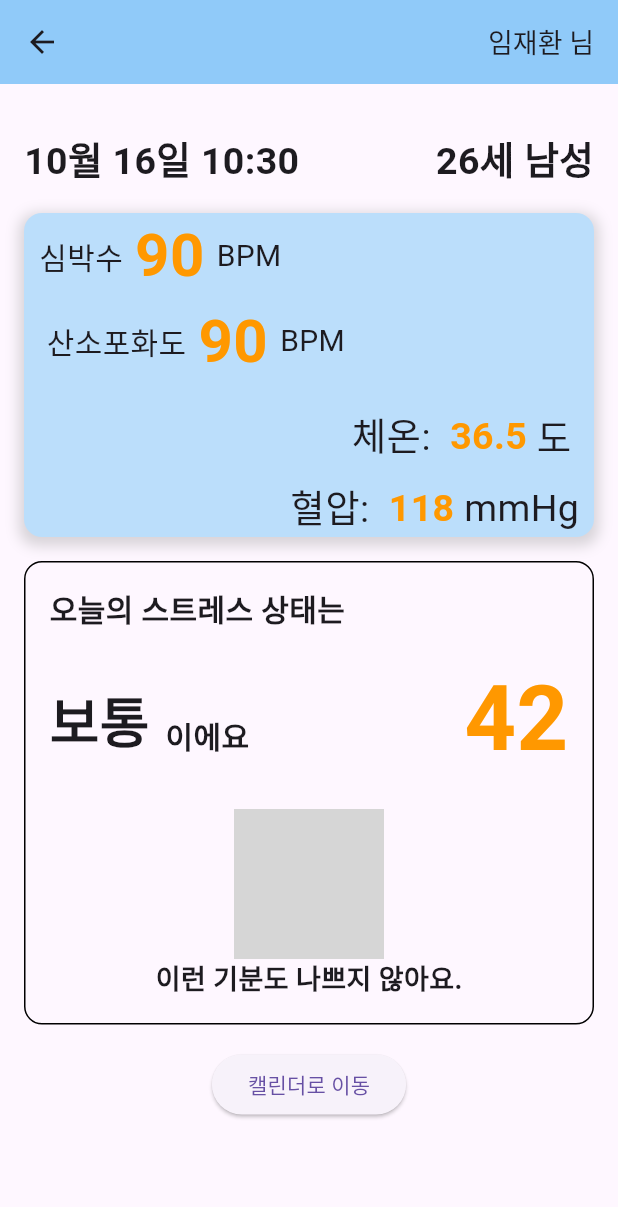
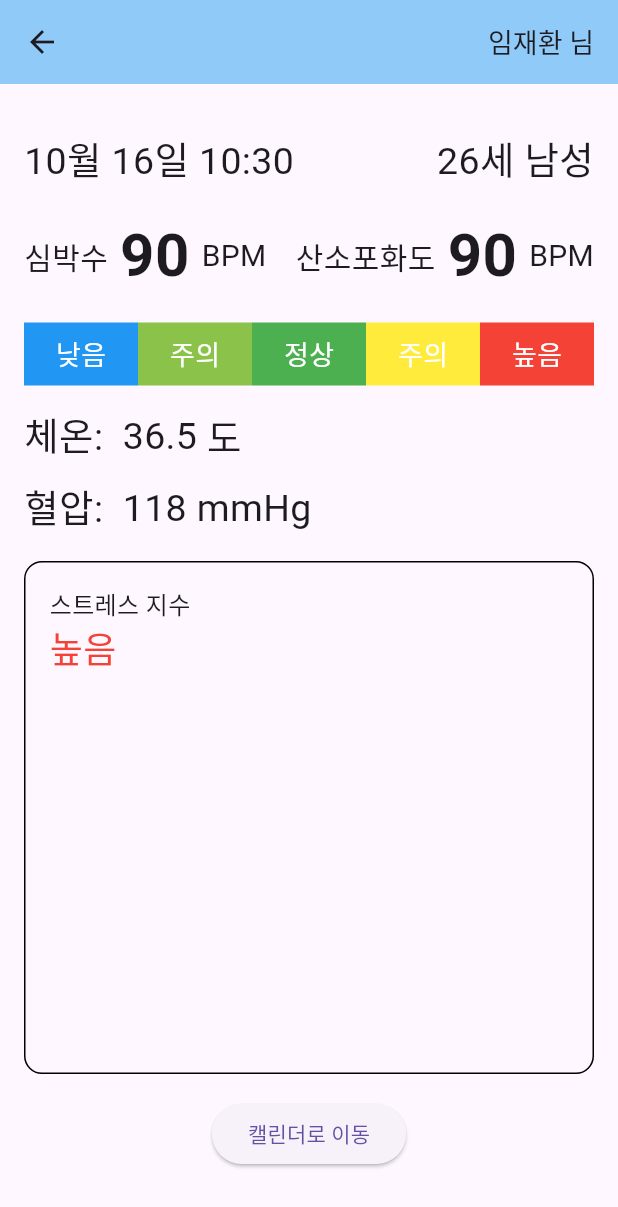
Before and after one commit to 2024-AISCHOOL-APP/StressCheck, a Flutter app: the ResultPage screen opened directly, on a phone screen of 412 x 824 dp. Shown: the top 1207 px of the screen. Run offline on Flutter 3.47's test engine with Material 3 defaults, Android fonts, the phone set to English and light mode, and no system bars; our stand-ins replace table_calendar; grey boxes are pictures that could not be loaded.

Commit message:
Revert "."
This reverts commit 479fd93bd8873e0363b634ef28cab2e330e65845.

```diff
--- a/flutter_stresscheck/lib/app screen/result.dart
+++ b/flutter_stresscheck/lib/app screen/result.dart
@@ -6,8 +6,7 @@ class ResultPage extends StatelessWidget {
   @override
   Widget build(BuildContext context) {
     DateTime now = DateTime.now();
-    String formattedTime =
-        DateFormat('MM월 dd일 HH:mm').format(now); // 'MM월 dd일 HH:mm' 형식으로 시간 포맷팅
+    String formattedTime = DateFormat('MM월 dd일 HH:mm').format(now); // 'MM월 dd일 HH:mm' 형식으로 시간 포맷팅
 
     return Scaffold(
       appBar: AppBar(
@@ -25,151 +24,127 @@ class ResultPage extends StatelessWidget {
         child: Column(
           crossAxisAlignment: CrossAxisAlignment.start,
           children: [
-            SizedBox(height: 16),
+            SizedBox(height: 16,),
             Row(
               mainAxisAlignment: MainAxisAlignment.spaceBetween,
               children: [
                 Text(
                   formattedTime, // 현재 시간을 표시
-                  style: TextStyle(fontSize: 25, fontWeight: FontWeight.bold),
+                  style: TextStyle(fontSize: 25),
                 ),
                 Text(
                   '26세 남성',
-                  style: TextStyle(fontSize: 25, fontWeight: FontWeight.bold),
+                  style: TextStyle(fontSize: 25),
                 ),
               ],
             ),
             SizedBox(height: 16),
-            Container(
-              decoration: BoxDecoration(
-                // border: Border.all(color: Colors.black),
-                borderRadius: BorderRadius.circular(12.0),
-                color: Colors.blue[100],
-                boxShadow: [
-                      BoxShadow(
-                        color: Colors.grey.withOpacity(0.4), // 그림자 색상
-                        spreadRadius: 3, // 그림자 퍼짐 정도
-                        blurRadius: 7, // 그림자 흐림 정도
-                        offset: Offset(0, 3), // 그림자의 위치 (x축, y축)
-                      ),
-                    ],
-              ),
-              child: Column(
+            Row(
+              mainAxisAlignment: MainAxisAlignment.spaceBetween,
               children: [
-                  // 첫 번째 Row (심박수, 산소포화도)
                 Row(
-                    mainAxisAlignment: MainAxisAlignment.start, // 왼쪽 끝 정렬
                   children: [
-                      SizedBox(width: 10,),
                     Text('심박수', style: TextStyle(fontSize: 20)),
-                      SizedBox(width: 8), // 적절한 간격을 위한 SizedBox
-                      Text('90',
-                          style: TextStyle(color: Colors.orange,
-                              fontSize: 40, fontWeight: FontWeight.bold)),
+                    SizedBox(width: 8),
+                    Text('90', style: TextStyle(fontSize: 40, fontWeight: FontWeight.bold)),
                     SizedBox(width: 8),
                     Text('BPM', style: TextStyle(fontSize: 20)),
                   ],
                 ),
-
                 Row(
-                    mainAxisAlignment: MainAxisAlignment.start, // 왼쪽 끝 정렬
                   children: [
-                      SizedBox(width: 15,),
                     Text('산소포화도', style: TextStyle(fontSize: 20)),
-                      SizedBox(width: 8), // 간격 조절
-                      Text('90',
-                          style: TextStyle(color: Colors.orange,
-                              fontSize: 40, fontWeight: FontWeight.bold)),
+                    SizedBox(width: 8),
+                    Text('90', style: TextStyle(fontSize: 40, fontWeight: FontWeight.bold)),
                     SizedBox(width: 8),
                     Text('BPM', style: TextStyle(fontSize: 20)),
                   ],
                 ),
-
-                  SizedBox(height: 16),
-
-                  // 두 번째 Row (체온, 혈압)
-                  Row(
-                    mainAxisAlignment: MainAxisAlignment.end,
-                    children: [
-                      Text('체온:  ', style: TextStyle(fontSize: 25)),
-                      Text('36.5 ',
-                          style: TextStyle(color: Colors.orange,
-                              fontSize: 25, fontWeight: FontWeight.bold)),
-                      Text('도', style: TextStyle(fontSize: 25)),
-                      SizedBox(width: 15,),
               ],
             ),
-                  SizedBox(height: 10),
+            SizedBox(height: 16),
             Row(
-                    mainAxisAlignment: MainAxisAlignment.end,
+              mainAxisAlignment: MainAxisAlignment.center,
+              mainAxisSize: MainAxisSize.max,
               children: [
-                      Text('혈압:  ', style: TextStyle(fontSize: 25)),
-                      Text('118 ',
-                          style: TextStyle(color: Colors.orange,
-                              fontSize: 25, fontWeight: FontWeight.bold)),
-                      Text('mmHg', style: TextStyle(fontSize: 25)),
-                      SizedBox(width: 10,),
+                Expanded(
+                  child: Container(
+                    padding: EdgeInsets.symmetric(vertical: 8.0),
+                    color: Colors.blue,
+                    alignment: Alignment.center,
+                    child: Text('낮음', style: TextStyle(color: Colors.white, fontSize: 18)),
+                  ),
+                ),
+                Expanded(
+                  child: Container(
+                    padding: EdgeInsets.symmetric(vertical: 8.0),
+                    color: Colors.lightGreen,
+                    alignment: Alignment.center,
+                    child: Text('주의', style: TextStyle(color: Colors.white, fontSize: 18)),
+                  ),
+                ),
+                Expanded(
+                  child: Container(
+                    padding: EdgeInsets.symmetric(vertical: 8.0),
+                    color: Colors.green,
+                    alignment: Alignment.center,
+                    child: Text('정상', style: TextStyle(color: Colors.white, fontSize: 18)),
+                  ),
+                ),
+                Expanded(
+                  child: Container(
+                    padding: EdgeInsets.symmetric(vertical: 8.0),
+                    color: Colors.yellow,
+                    alignment: Alignment.center,
+                    child: Text('주의', style: TextStyle(color: Colors.white, fontSize: 18)),
+                  ),
+                ),
+                Expanded(
+                  child: Container(
+                    padding: EdgeInsets.symmetric(vertical: 8.0),
+                    color: Colors.red,
+                    alignment: Alignment.center,
+                    child: Text('높음', style: TextStyle(color: Colors.white, fontSize: 18)),
+                  ),
+                ),
               ],
             ),
+            Container(
+              child: Column(
+                children: [
+                  SizedBox(height: 15,),
+                  Row(
+                    children: [
+                      Text('체온:  ',style: TextStyle(fontSize: 25)),
+                      Text('36.5 ',style: TextStyle(fontSize: 25)),
+                      Text('도',style: TextStyle(fontSize: 25)),
+                    ],
+                  ),
+                  SizedBox(height: 10,),
+                  Row(
+                    children: [
+                      Text('혈압:  ',style: TextStyle(fontSize: 25)),
+                      Text('118 ',style: TextStyle(fontSize: 25)),
+                      Text('mmHg',style: TextStyle(fontSize: 25)),
+                    ],
+                  )
                 ],
               ),
             ),
             SizedBox(height: 16),
             Container(
               decoration: BoxDecoration(
+
                 border: Border.all(color: Colors.black),
                 borderRadius: BorderRadius.circular(12.0),
-
               ),
               padding: EdgeInsets.all(16.0),
               child: Column(
                 crossAxisAlignment: CrossAxisAlignment.start,
                 children: [
-                  Text('오늘의 스트레스 상태는',
-                      style:
-                          TextStyle(fontSize: 20, fontWeight: FontWeight.bold)),
-                  SizedBox(height: 16),
-                  Row(
-                    mainAxisAlignment: MainAxisAlignment.spaceBetween,
-                    children: [
-                      Expanded(
-                        child: Container(
-                          child: Row(
-                            crossAxisAlignment: CrossAxisAlignment.end,
-                            children: [
-                              Text('보통',
-                                  style: TextStyle(
-                                      fontSize: 36,
-                                      fontWeight: FontWeight.bold)),
-                              Text('  이에요',
-                                  style: TextStyle(
-                                      fontSize: 20,
-                                      fontWeight: FontWeight.bold)),
-                            ],
-                          ),
-                        ),
-                      ),
-                      Expanded(
-                        child: Text('42',
-                            textAlign: TextAlign.right,
-                            style: TextStyle(
-                                fontSize: 60,
-                                fontWeight: FontWeight.bold,
-                                color: Colors.orange)),
-                      ),
-                    ],
-                  ),
-                  SizedBox(height: 16),
-                  Center(
-                    child: Image.asset(
-                      'image/stress_emoji.png',
-                      width: 100,
-                      height: 100,
-                    ),
-                  ),
-                  Center(
-                      child: Text('이런 기분도 나쁘지 않아요.',
-                          style: TextStyle(fontSize: 18,fontWeight: FontWeight.bold), )),
+                  Text('스트레스 지수', style: TextStyle(fontSize: 16)),
+                  Text('높음', style: TextStyle(fontSize: 24, color: Colors.red)),
+                  SizedBox(height: 250, width: double.infinity),
                 ],
               ),
             ),
--- a/flutter_stresscheck/lib/app screen/signin.dart
+++ b/flutter_stresscheck/lib/app screen/signin.dart
@@ -16,11 +16,6 @@ class SignInPage extends StatelessWidget {
         child: Column(
           crossAxisAlignment: CrossAxisAlignment.start,
           children: [
-            Image.asset(
-              'image/logo.png',
-              width: MediaQuery.of(context).size.width * 1.0,
-              height: MediaQuery.of(context).size.width * 0.4,
-            ),
             TextField(
               decoration: InputDecoration(
                 labelText: '이름',
```
Also changed, not shown: flutter_stresscheck/lib/app screen/login.dart (+7 -8 lines), flutter_stresscheck/lib/app screen/mypage.dart (+20 -79 lines). Lines whose indentation alone changed are shown as unchanged.
